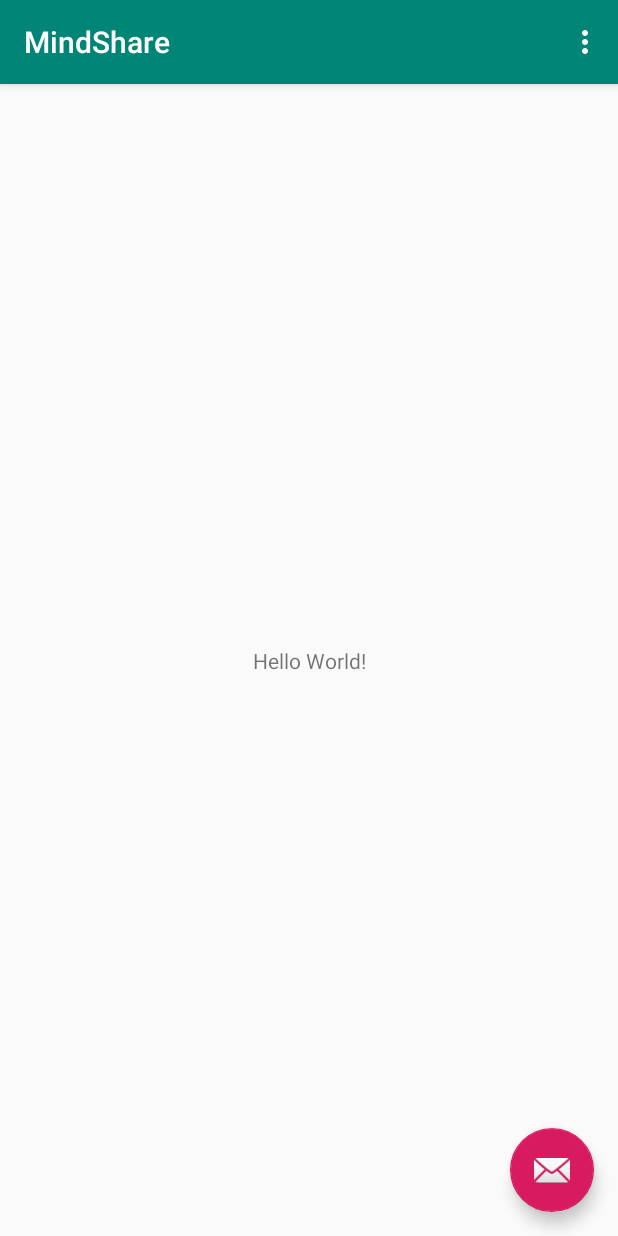
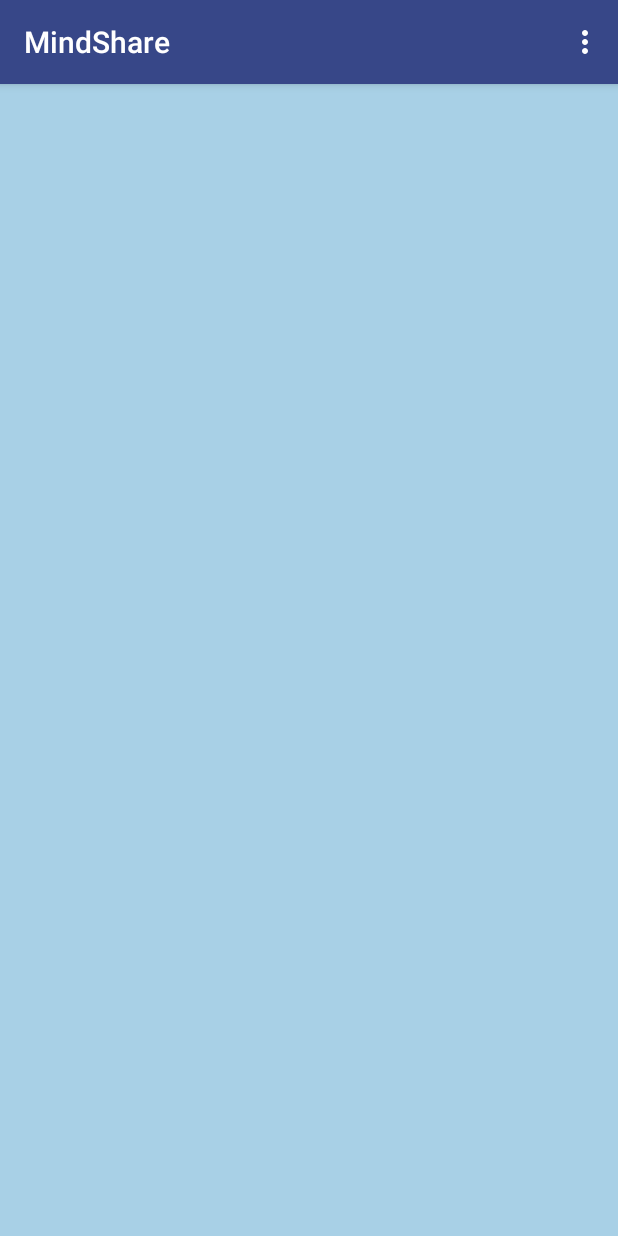
Before and after one commit to MaximCoppieters/MindShare, an Android app: the screen it shows after launch (MainActivity), on a phone screen of 412 x 824 dp. Run offline under Robolectric (Android 15) with nearby library versions, the phone set to English and light mode, and no system bars; 1 statement that could not run was skipped.

Commit message:
colors have been added

```diff
--- a/app/src/main/res/layout/activity_main.xml
+++ b/app/src/main/res/layout/activity_main.xml
@@ -9,25 +9,19 @@
     <android.support.design.widget.AppBarLayout
         android:layout_width="match_parent"
         android:layout_height="wrap_content"
-        android:theme="@style/AppTheme.AppBarOverlay">
+        android:theme="@style/AppTheme.AppBarOverlay"
+        android:background="@color/middleBlue">
 
         <android.support.v7.widget.Toolbar
             android:id="@+id/toolbar"
             android:layout_width="match_parent"
             android:layout_height="?attr/actionBarSize"
-            android:background="?attr/colorPrimary"
+
             app:popupTheme="@style/AppTheme.PopupOverlay" />
 
     </android.support.design.widget.AppBarLayout>
 
     <include layout="@layout/content_main" />
 
-    <android.support.design.widget.FloatingActionButton
-        android:id="@+id/fab"
-        android:layout_width="wrap_content"
-        android:layout_height="wrap_content"
-        android:layout_gravity="bottom|end"
-        android:layout_margin="@dimen/fab_margin"
-        app:srcCompat="@android:drawable/ic_dialog_email" />
 
 </android.support.design.widget.CoordinatorLayout>
--- a/app/src/main/res/layout/content_main.xml
+++ b/app/src/main/res/layout/content_main.xml
@@ -4,17 +4,12 @@
     xmlns:tools="http://schemas.android.com/tools"
     android:layout_width="match_parent"
     android:layout_height="match_parent"
+    android:background="@color/lightBlue"
     app:layout_behavior="@string/appbar_scrolling_view_behavior"
     tools:context=".MainActivity"
     tools:showIn="@layout/activity_main">
 
-    <TextView
-        android:layout_width="wrap_content"
-        android:layout_height="wrap_content"
-        android:text="Hello World!"
-        app:layout_constraintBottom_toBottomOf="parent"
-        app:layout_constraintLeft_toLeftOf="parent"
-        app:layout_constraintRight_toRightOf="parent"
-        app:layout_constraintTop_toTopOf="parent" />
+
+
 
 </android.support.constraint.ConstraintLayout>
--- a/app/src/main/res/values/colors.xml
+++ b/app/src/main/res/values/colors.xml
@@ -1,6 +1,9 @@
 <?xml version="1.0" encoding="utf-8"?>
 <resources>
-    <color name="colorPrimary">#008577</color>
-    <color name="colorPrimaryDark">#00574B</color>
-    <color name="colorAccent">#D81B60</color>
+    <color name="pastelRed">#E27D60</color>
+    <color name="lightBlue">#A8D0E6</color>
+    <color name="yellow">#F8E9A1</color>
+    <color name="middleBlue">#374788</color>
+    <color name="darkBlue">#24305E</color>
+
 </resources>
```
